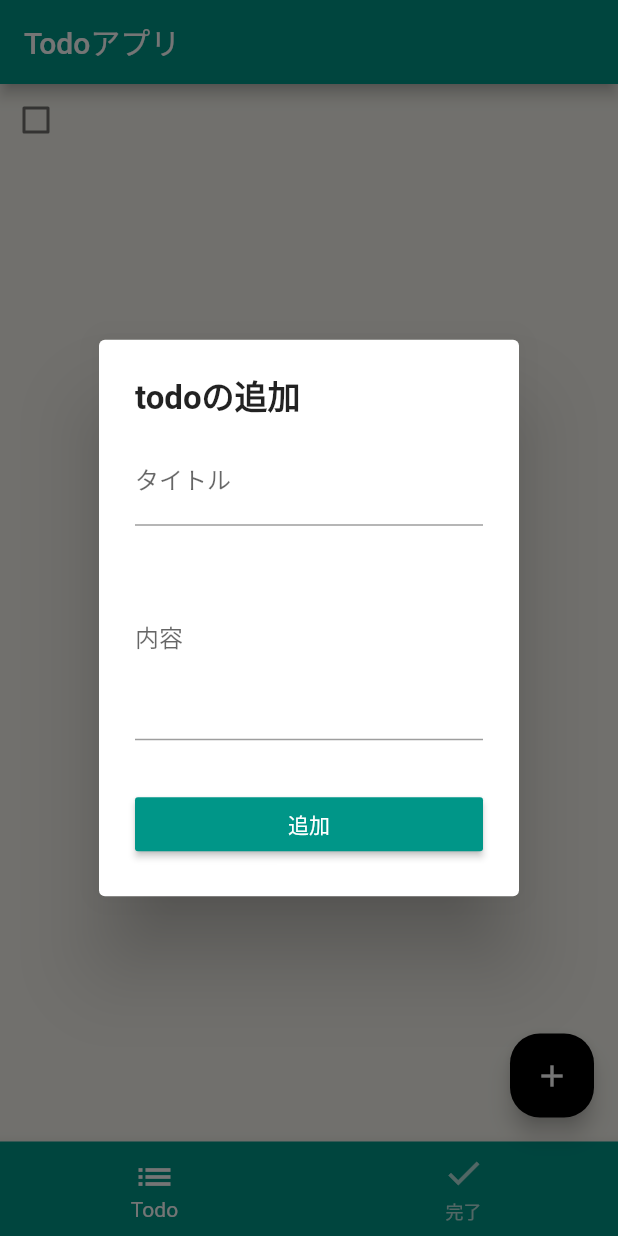
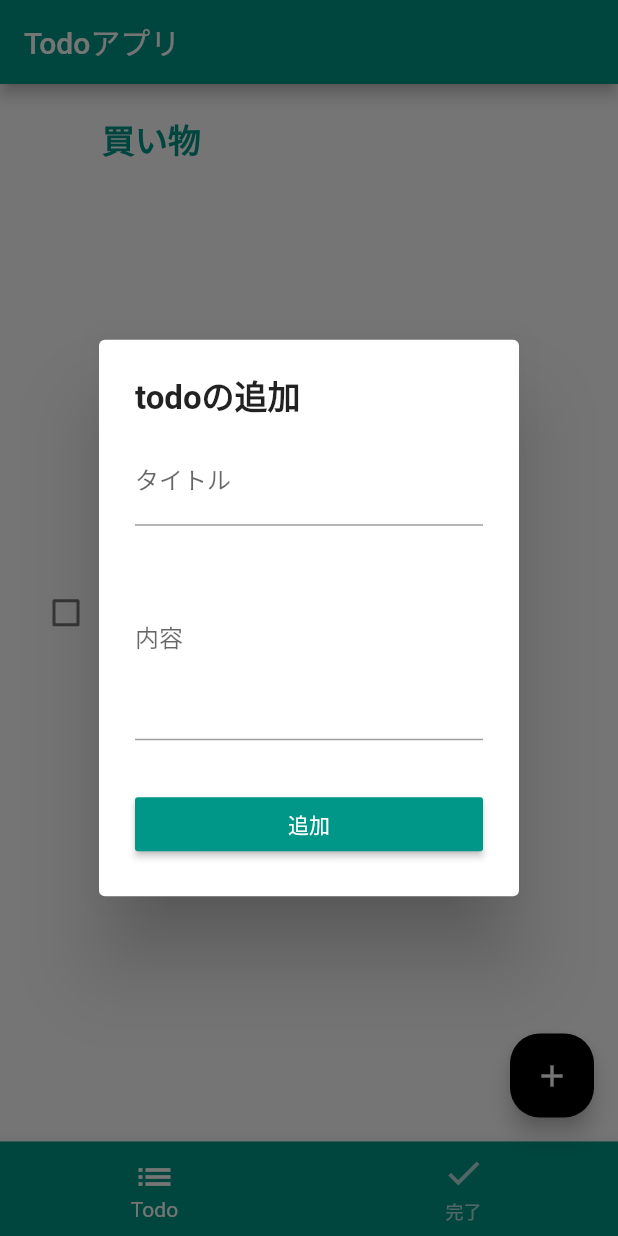
Before and after one commit to Channelsu/todo, a Flutter app: the screen it shows after launch, after a tap on the "add" icon, on a phone screen of 412 x 824 dp. Run offline on Flutter 3.47's test engine with Material 2 defaults, Android fonts, the phone set to English and light mode, and no system bars.

Commit message:
タイトルと詳細表示作成

```diff
--- a/lib/widget/todo_widget.dart
+++ b/lib/widget/todo_widget.dart
@@ -13,7 +13,10 @@ class TodoWidget extends StatelessWidget {
   }) : super(key: key);
 
   @override
-  Widget build(BuildContext context) => Row(
+  Widget build(BuildContext context) => Container(
+    color: Colors.white,
+    padding: EdgeInsets.all(20),
+    child: Row(
       children: [
         Checkbox(
           activeColor: Theme.of(context).primaryColor,
@@ -22,6 +25,30 @@ class TodoWidget extends StatelessWidget {
           onChanged: (_) {},
         ),
         SizedBox(height: 20,),
+        Expanded(
+          child: Column(
+            crossAxisAlignment: CrossAxisAlignment.start,
+            children: [
+              Text(
+                todo.title,
+                style: TextStyle(
+                  fontWeight: FontWeight.bold,
+                  color: Theme.of(context).primaryColor,
+                  fontSize: 22,
+                ),
+              ),
+              if(todo.description.isNotEmpty)
+                Container(
+                  margin: EdgeInsets.only(top: 4),
+                  child: Text(
+                    todo.description,
+                    style: TextStyle(fontSize: 20, height: 1.5),
+                  ),
+                )
             ],
+          ),
+        ),
+      ],
+    ),
   );
 }
```
Lines whose indentation alone changed are shown as unchanged.
